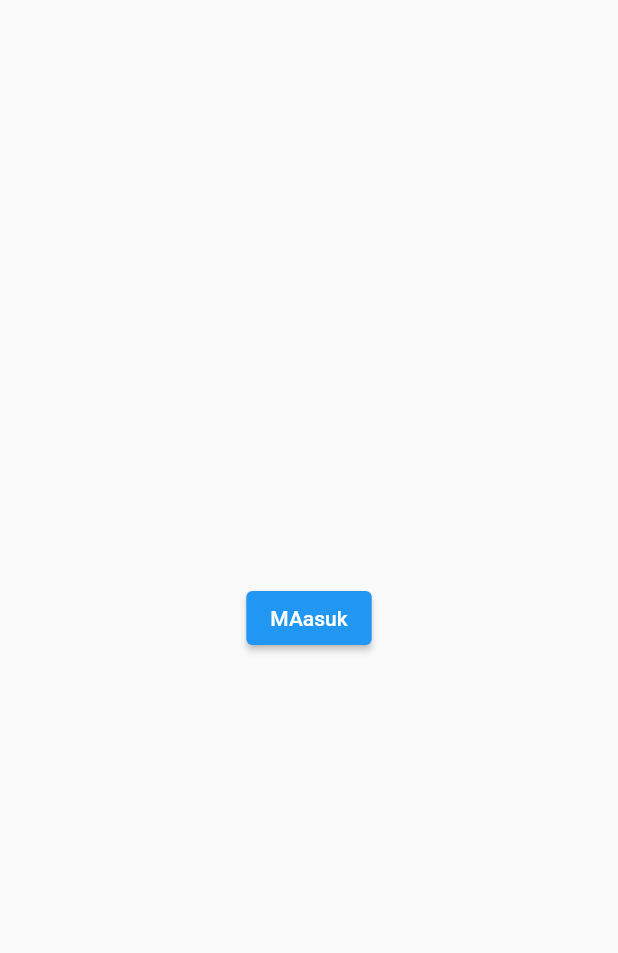
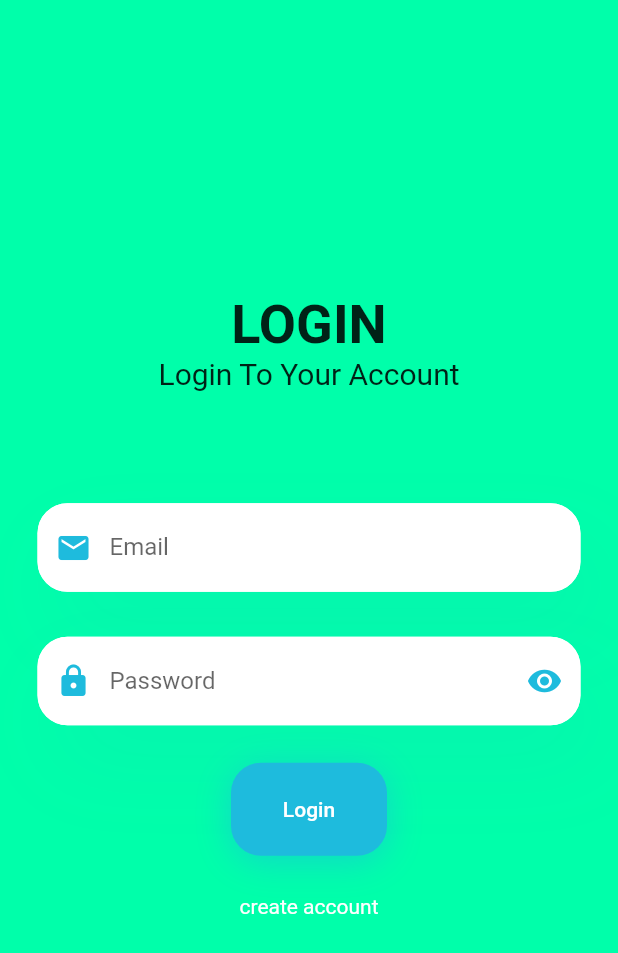
Before and after one commit to beatricstevzt17/MyProfit-C6, a Flutter app: the LoginPage screen opened directly, on a phone screen of 412 x 824 dp. Shown: the top 953 px of the screen. Run offline on Flutter 3.47's test engine with Material 2 defaults, Android fonts, the phone set to English and light mode, and no system bars.

Commit message:
membuat login register

```diff
--- a/lib/app/screen/login/login.dart
+++ b/lib/app/screen/login/login.dart
@@ -1,4 +1,8 @@
+import 'dart:developer';
+
 import 'package:aplikasi/app/screen/home/home.dart';
+import 'package:aplikasi/app/screen/register/register.dart';
+import 'package:aplikasi/style/style.dart';
 import 'package:flutter/material.dart';
 
 class LoginPage extends StatelessWidget {
@@ -7,14 +11,115 @@ class LoginPage extends StatelessWidget {
   @override
   Widget build(BuildContext context) {
     return Scaffold(
-      body: Center(
-        child: ElevatedButton(
-          onPressed: () {
-            Navigator.push(context, MaterialPageRoute(builder: (context) {
-              return const HomePage();
-            }),);
-          },
-          child: const Text("MAasuk"),
+      backgroundColor: Color.fromARGB(255, 0, 255, 170),
+      body: SafeArea(
+        child: Container(
+          padding: const EdgeInsets.symmetric(horizontal: 25),
+          child: Column(
+            mainAxisAlignment: MainAxisAlignment.center,
+            children: [
+              Text('LOGIN',
+                  style: TextStyle(fontSize: 36, fontWeight: FontWeight.bold)),
+              Text(
+                'Login To Your Account',
+                style: TextStyle(fontSize: 20, fontWeight: FontWeight.w400),
+              ),
+              SizedBox(height: 60),
+              Container(
+                margin: const EdgeInsets.only(top: 15, bottom: 15),
+                decoration: BoxDecoration(boxShadow: [
+                  BoxShadow(
+                      color: Color.fromRGBO(90, 108, 234, 0.07),
+                      blurRadius: 50,
+                      spreadRadius: 0,
+                      offset: Offset(12, 26))
+                ]),
+                child: TextField(
+                  decoration: InputDecoration(
+                    enabledBorder: OutlineInputBorder(
+                      borderRadius: borderRadius1,
+                      borderSide: BorderSide(color: Colors.white),
+                    ),
+                    fillColor: Colors.white,
+                    filled: true,
+                    hintText: 'example@gmail.com',
+                    labelText: 'Email',
+                    prefixIcon: Icon(
+                      Icons.mail,
+                      color: color1,
+                    ),
+                    border: OutlineInputBorder(
+                        borderRadius: BorderRadius.circular(10)),
+                  ),
+                ),
+              ),
+              Container(
+                margin: const EdgeInsets.only(top: 15, bottom: 15),
+                decoration: BoxDecoration(boxShadow: [
+                  BoxShadow(
+                      color: Color.fromRGBO(90, 108, 234, 0.07),
+                      blurRadius: 50,
+                      spreadRadius: 0,
+                      offset: Offset(12, 26))
+                ]),
+                child: TextField(
+                  decoration: InputDecoration(
+                    enabledBorder: OutlineInputBorder(
+                      borderRadius: borderRadius1,
+                      borderSide: BorderSide(color: Colors.white),
+                    ),
+                    fillColor: Colors.white,
+                    filled: true,
+                    hintText: 'password123',
+                    labelText: 'Password',
+                    prefixIcon: Icon(
+                      Icons.lock,
+                      color: color1,
+                    ),
+                    suffixIcon: Icon(
+                      Icons.remove_red_eye,
+                      color: color1,
+                    ),
+                    border: OutlineInputBorder(
+                        borderRadius: BorderRadius.circular(10)),
+                  ),
+                ),
+              ),
+              Container(
+                margin: const EdgeInsets.only(top: 10, bottom: 10),
+                padding:
+                    const EdgeInsets.symmetric(vertical: 7, horizontal: 20),
+                decoration: BoxDecoration(
+                    borderRadius: borderRadius1,
+                    color: color1,
+                    boxShadow: [boxshadow1]),
+                child: TextButton(
+                    child: const Text(
+                      'Login',
+                      style: TextStyle(color: Colors.white),
+                    ),
+                    onPressed: () {}),
+              ),
+              TextButton(
+                  onPressed: () {
+                    Navigator.push(
+                      context,
+                      MaterialPageRoute(
+                        builder: (_) {
+                          return register();
+                        },
+                      ),
+                    );
+                  },
+                  child: Text(
+                    'create account',
+                    style: TextStyle(
+                        fontSize: 14,
+                        color: Colors.white,
+                        fontWeight: FontWeight.w400),
+                  ))
+            ],
+          ),
         ),
       ),
     );
--- a/lib/main.dart
+++ b/lib/main.dart
@@ -1,5 +1,5 @@
 import 'package:flutter/material.dart';
-
+import 'package:aplikasi/halaman_utama.dart';
 import 'app/screen/login/login.dart';
 
 void main() {
@@ -11,7 +11,7 @@ class MyApp extends StatelessWidget {
   @override
   Widget build(BuildContext context) {
     return const MaterialApp(
-      home: LoginPage(),
+      home: halamanutama(),
     );
   }
 }
--- /dev/null
+++ b/lib/style/style.dart
@@ -0,0 +1,17 @@
+import 'package:flutter/material.dart';
+
+Color color1 = const Color.fromARGB(255, 30, 187, 221);
+
+BorderRadius borderRadius1 = BorderRadius.circular(20);
+BorderRadius borderRadius2 = BorderRadius.circular(50);
+
+BoxShadow boxshadow1 = BoxShadow(
+    offset: const Offset(0, 4),
+    blurRadius: 20,
+    spreadRadius: 0,
+    color: color1.withOpacity(0.6));
+BoxShadow boxshadow2 = BoxShadow(
+    offset: const Offset(0, 6),
+    blurRadius: 16,
+    spreadRadius: 0,
+    color: Colors.black.withOpacity(0.3));
```
Also changed, not shown: lib/app/screen/register/register.dart (+170 -0 lines), lib/halaman_utama.dart (added, +79 -0 lines).
